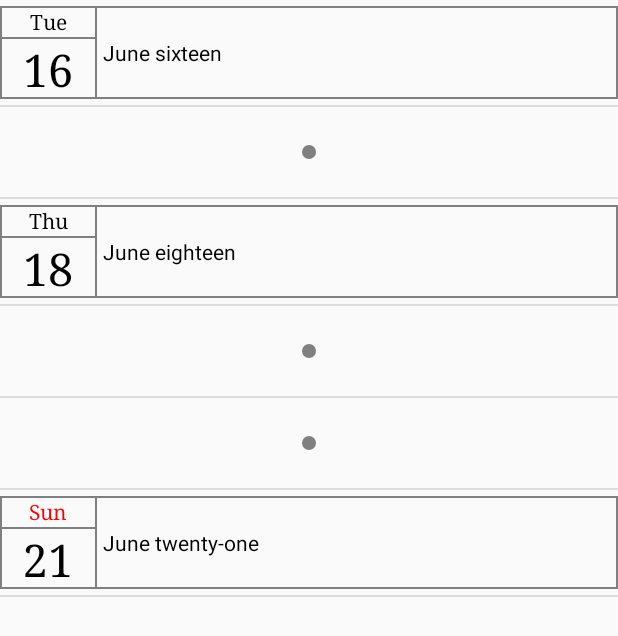
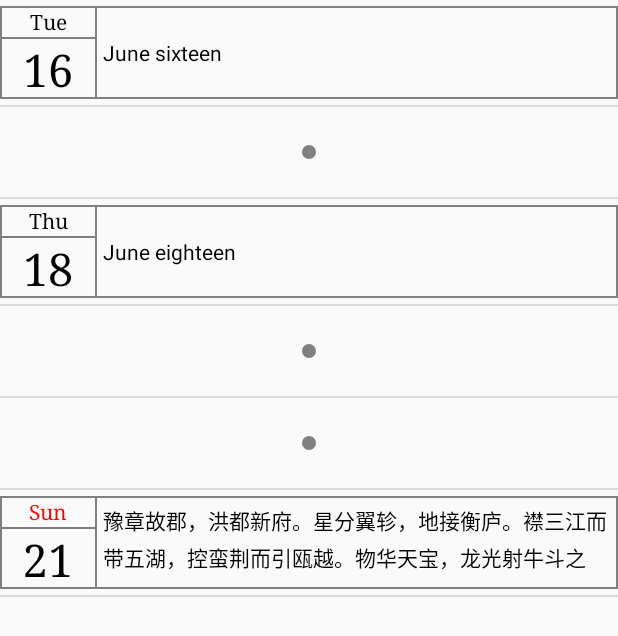
Before and after one commit to FainBleeze/Viary, an Android app: the screen it shows after launch (MainActivity), on a phone screen of 412 x 824 dp. Shown: the top 636 px of the screen. Run offline under Robolectric (Android 15) with nearby library versions, the phone set to English and light mode, and no system bars.

Commit message:
添加Intent

```diff
--- a/Viary/app/src/main/AndroidManifest.xml
+++ b/Viary/app/src/main/AndroidManifest.xml
@@ -14,5 +14,6 @@
                 <category android:name="android.intent.category.LAUNCHER" />
             </intent-filter>
         </activity>
+        <activity android:name=".DiaryActivity"></activity>
     </application>
 </manifest>
--- a/Viary/app/src/main/java/com/hyxy/viary/DiaryAdapter.java
+++ b/Viary/app/src/main/java/com/hyxy/viary/DiaryAdapter.java
@@ -56,7 +56,7 @@ public class DiaryAdapter extends BaseAdapter {
         ViewHolderDiary holderDiary=null;
         ViewHolderDot holderDot=null;
         int type=getItemViewType(position);
-        System.out.println("type:"+type);
+        //System.out.println("type:"+type);
 
         //if view未被实例化，new viewholder
         if(convertView==null){
@@ -108,7 +108,7 @@ public class DiaryAdapter extends BaseAdapter {
             day=Integer.toString(d.getDay());
         }
         week=getWeek(Integer.toString(d.getYear())+month+day);
-        System.out.println(week);
+        //System.out.println(week);
 
         switch(type){
             case TYPE_A:
--- a/Viary/app/src/main/java/com/hyxy/viary/MainActivity.java
+++ b/Viary/app/src/main/java/com/hyxy/viary/MainActivity.java
@@ -1,7 +1,10 @@
 package com.hyxy.viary;
 
 import android.app.Activity;
+import android.content.Intent;
 import android.os.Bundle;
+import android.view.View;
+import android.widget.AdapterView;
 import android.widget.ListView;
 
 import java.util.ArrayList;
@@ -10,6 +13,7 @@ import java.util.List;
 public class MainActivity extends Activity {
     private ListView diaryListView;
     private List<DiaryItem> monthDiaryList=new ArrayList<>();
+
     @Override
     protected void onCreate(Bundle savedInstanceState) {
         super.onCreate(savedInstanceState);
@@ -19,9 +23,41 @@ public class MainActivity extends Activity {
         monthDiaryList.add(new DiaryItem(2020,6,18,"June eighteen"));
         monthDiaryList.add(new DiaryItem(2020,6,19,null));
         monthDiaryList.add(new DiaryItem(2020,6,20,null));
-        monthDiaryList.add(new DiaryItem(2020,6,21,"June twenty-one"));
+        monthDiaryList.add(new DiaryItem(2020,6,21,"豫章故郡，洪都新府。星分翼轸，地接衡庐。襟三江而带五湖，控蛮荆而引瓯越。物华天宝，龙光射牛斗之墟；人杰地灵，徐孺下陈蕃之榻。雄州雾列，俊采星驰。台隍枕夷夏之交，宾主尽东南之美。都督阎公之雅望，棨戟遥临；宇文新州之懿范，襜帷暂驻。十旬休假，胜友如云；千里逢迎，高朋满座。腾蛟起凤，孟学士之词宗；紫电青霜，王将军之武库。家君作宰，路出名区；童子何知，躬逢胜饯。\n" +
+                "时维九月，序属三秋。潦水尽而寒潭清，烟光凝而暮山紫。俨骖騑于上路，访风景于崇阿；临帝子之长洲，得天人之旧馆。层峦耸翠，上出重霄；飞阁流丹，下临无地。鹤汀凫渚，穷岛屿之萦回；桂殿兰宫，即冈峦之体势。\n" +
+                "披绣闼，俯雕甍，山原旷其盈视，川泽纡其骇瞩。闾阎扑地，钟鸣鼎食之家；舸舰弥津，青雀黄龙之舳。云销雨霁，彩彻区明。落霞与孤鹜齐飞，秋水共长天一色。渔舟唱晚，响穷彭蠡之滨；雁阵惊寒，声断衡阳之浦。\n" +
+                "遥襟甫畅，逸兴遄飞。爽籁发而清风生，纤歌凝而白云遏。睢园绿竹，气凌彭泽之樽；邺水朱华，光照临川之笔。四美具，二难并。穷睇眄于中天，极娱游于暇日。天高地迥，觉宇宙之无穷；兴尽悲来，识盈虚之有数。望长安于日下，目吴会于云间。地势极而南溟深，天柱高而北辰远。关山难越，谁悲失路之人？萍水相逢，尽是他乡之客。怀帝阍而不见，奉宣室以何年？\n" +
+                "嗟乎！时运不齐，命途多舛。冯唐易老，李广难封。屈贾谊于长沙，非无圣主；窜梁鸿于海曲，岂乏明时？所赖君子见机，达人知命。老当益壮，宁移白首之心？穷且益坚，不坠青云之志。酌贪泉而觉爽，处涸辙以犹欢。北海虽赊，扶摇可接；东隅已逝，桑榆非晚。孟尝高洁，空余报国之情；阮籍猖狂，岂效穷途之哭！\n" +
+                "勃，三尺微命，一介书生。无路请缨，等终军之弱冠；有怀投笔，慕宗悫之长风。舍簪笏于百龄，奉晨昏于万里。非谢家之宝树，接孟氏之芳邻。他日趋庭，叨陪鲤对；今兹捧袂，喜托龙门。杨意不逢，抚凌云而自惜；钟期既遇，奏流水以何惭？\n" +
+                "呜乎！胜地不常，盛筵难再；兰亭已矣，梓泽丘墟。临别赠言，幸承恩于伟饯；登高作赋，是所望于群公。敢竭鄙怀，恭疏短引；一言均赋，四韵俱成。请洒潘江，各倾陆海云尔"));
         DiaryAdapter adapter=new DiaryAdapter(MainActivity.this,monthDiaryList);
+        adapter.notifyDataSetChanged();
         diaryListView=(ListView)findViewById(R.id.diary_listview);
         diaryListView.setAdapter(adapter);
+        diaryListView.setOnItemClickListener(DiaryItemClickListener);
+    }
+
+    private AdapterView.OnItemClickListener DiaryItemClickListener=new AdapterView.OnItemClickListener() {
+        @Override
+        public void onItemClick(AdapterView<?> parent, View view, int position, long id) {
+            DiaryItem d=monthDiaryList.get(position);
+            Intent intent=new Intent(MainActivity.this,DiaryActivity.class);
+            Bundle bundle=new Bundle();
+            bundle.putInt("year",d.getYear());
+            bundle.putInt("month",d.getMonth());
+            bundle.putInt("day",d.getDay());
+            bundle.putString("content",d.getDiaryContent());
+            intent.putExtras(bundle);
+            startActivityForResult(intent,1);
+        }
+    };
+
+    @Override
+    protected void onActivityResult(int requestCode,int resultCode,Intent data){
+        switch (requestCode){
+            case 1:
+
+            default:
+        }
     }
 }
```
